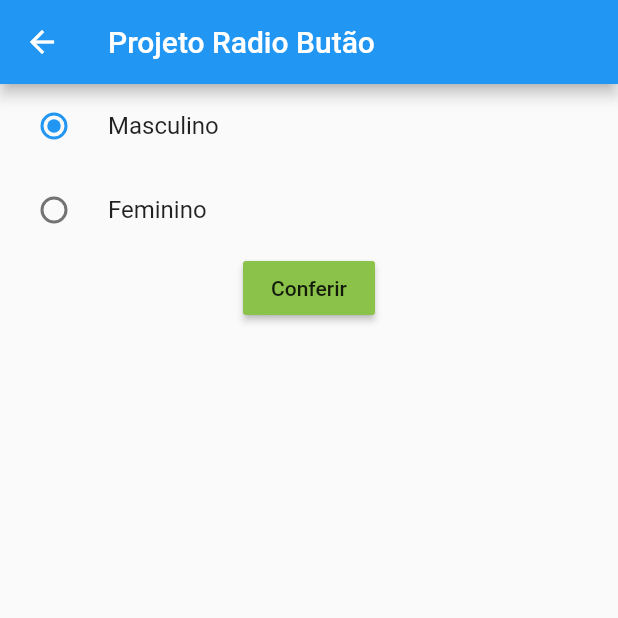
After one commit to omonteirox/Projetos-Flutter, a Flutter app: the projetoRadionButton screen opened directly, after a tap on "Masculino", on a phone screen of 412 x 824 dp, the top half of it. The commit adds this screen. Run offline on Flutter 3.47's test engine with Material 2 defaults, Android fonts, the phone set to English and light mode, and no system bars.

Commit message:
RadioButton
Aprendendo a usar o RadioButton

```diff
--- /dev/null
+++ b/projeto_entrada_de_dados/lib/RadioButton.dart
@@ -0,0 +1,91 @@
+import 'package:flutter/material.dart';
+
+class projetoRadionButton extends StatefulWidget {
+  @override
+  _projetoRadionButtonState createState() => _projetoRadionButtonState();
+}
+
+class _projetoRadionButtonState extends State<projetoRadionButton> {
+
+  String _escolhauser;
+
+  @override
+  Widget build(BuildContext context) {
+    return Scaffold(appBar: AppBar(
+      title: Text("Projeto Radio Butão"),
+    ),
+    body: Container(child: Column(
+      children: <Widget>[
+
+          RadioListTile(
+            title: Text("Masculino"),
+            value: "m",
+            groupValue: _escolhauser,
+            onChanged: (String escolha){
+             setState(() {
+               _escolhauser = escolha;
+             });
+             print("result ->" + escolha);
+           }),
+          RadioListTile(
+            title: Text("Feminino"),
+            value: "f",
+            groupValue: _escolhauser,
+            onChanged: (String escolha){
+             setState(() {
+               _escolhauser = escolha;
+             });
+             print("result ->" + escolha);
+           }),
+           RaisedButton(
+             child: Text("Conferir"),
+             color: Colors.lightGreen,
+             onPressed: (){
+             print("Resultado ->" + _escolhauser);
+           },
+
+           )
+          // Text(
+          //   "Masculino",
+          //   style: TextStyle(
+          //     fontSize: 15,
+          //     fontWeight: FontWeight.bold
+
+          //   ),
+          //   textAlign: TextAlign.center,
+          //   ),
+          // Radio(
+          //   value: "m",
+          //  groupValue: _escolhauser,
+          //  onChanged: (String escolha){
+          //    setState(() {
+          //      _escolhauser = escolha;
+          //    });
+          //    print("result ->" + escolha);
+          //  }),
+          //  Text(
+          //   "Feminino",
+          //   style: TextStyle(
+          //     fontSize: 15,
+          //     fontWeight: FontWeight.bold
+
+          //   ),
+          //   textAlign: TextAlign.center,
+          //   ),
+          // Radio(
+          //   value: "f",
+          //  groupValue: _escolhauser,
+          //  onChanged: (String escolha){
+          //     setState(() {
+          //      _escolhauser = escolha;
+          //    });
+          //    print("result ->" + escolha);
+          //  }),
+
+      ],
+    ),
+    ),
+
+    );
+  }
+}
--- a/projeto_entrada_de_dados/lib/main.dart
+++ b/projeto_entrada_de_dados/lib/main.dart
@@ -1,9 +1,12 @@
 import 'package:flutter/material.dart';
+import 'package:projeto_entrada_de_dados/CampoSlider.dart';
+import 'package:projeto_entrada_de_dados/CampoSwitch.dart';
 import 'package:projeto_entrada_de_dados/CampoTexto.dart';
 import 'package:projeto_entrada_de_dados/CheckBox.dart';
+import 'package:projeto_entrada_de_dados/RadioButton.dart';
 void main(){
   runApp(MaterialApp(
-    home:ExemploCheckBox() ,
+    home:CampoSlider() ,
     debugShowCheckedModeBanner: false,
   ));
 }
```
Also changed, not shown: 1 other file.
